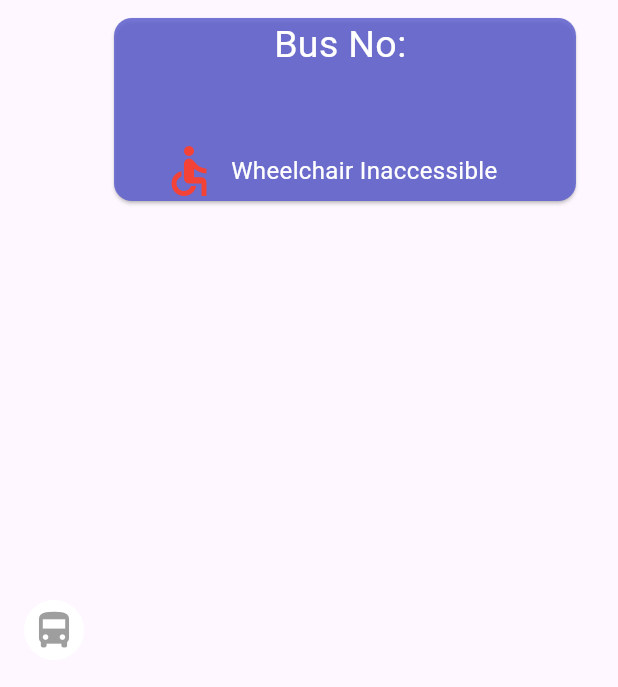
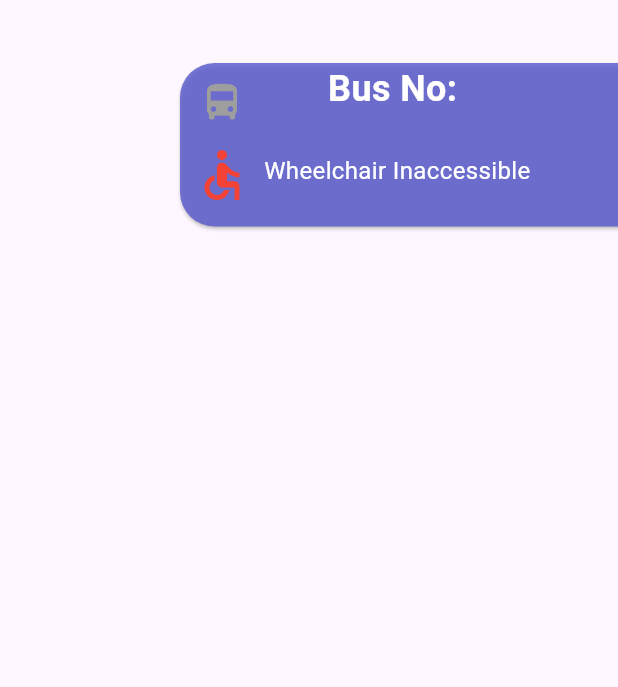
Before and after one commit to zacw-243L/flutter-transport-app, a Flutter app: the BusArrivalTile widget shown alone on an empty page, opened directly with empty values, on a phone screen of 412 x 824 dp. Shown: the top 687 px of the screen. Run offline on Flutter 3.47's test engine with Material 3 defaults, Android fonts, the phone set to English and light mode, and no system bars; our stand-ins replace cloud_firestore, firebase_auth, firebase_core; missing offline and left inert: firebase_ui_auth; accounts and stored records are empty; network calls fail.

Commit message:
Made Card into a custom offset widget

```diff
--- a/lib/screens/bus_screen.dart
+++ b/lib/screens/bus_screen.dart
@@ -172,8 +172,7 @@ class _BusScreenState extends State<BusScreen> {
                               Colors.white), // Change the text color to white
                       decoration: InputDecoration(
                         hintText: 'Enter bus stop',
-                        hintStyle:
-                            kWhite, // Change the hint text color to white
+                        hintStyle: kInfo, // Change the hint text color to white
                       ),
                     );
                   },
@@ -259,52 +258,57 @@ class BusArrivalTile extends StatelessWidget {
   @override
   Widget build(BuildContext context) {
     return ListTile(
-      leading: Container(
+      subtitle: Column(
+        crossAxisAlignment: CrossAxisAlignment.start,
+        children: [
+          Transform.translate(
+            offset: Offset(100.0, 30.0),
+            child: Card(
+              color: Color(0xFF5E60CE).withOpacity(0.85),
+              shape: RoundedRectangleBorder(
+                borderRadius: BorderRadius.circular(23),
+              ),
+              child: Row(
+                children: [
+                  Column(children: [
+                    Container(
                       width: 40,
                       height: 40,
-        decoration: BoxDecoration(
-          shape: BoxShape.circle,
-          color: Color(0xFFFFFFFF),
-        ),
                       child: Icon(
                         Icons.directions_bus,
                         color: getLoadColor(busArrival.nextBus.load),
                         size: 30,
                       ),
                     ),
-      subtitle: Column(
-        crossAxisAlignment: CrossAxisAlignment.start,
-        children: [
-          Card(
-            color: Color(0xFF5E60CE).withOpacity(0.85),
-            child: Column(
-              children: [
-                Text('Bus No: ${busArrival.serviceNo}', style: kBusTitle),
-                Text(arriveTime(busArrival.nextBus.estimatedArrival),
-                    style: kWhite),
-                Center(
-                  child: Text(BusType(busArrival), style: kWhite),
-                ),
-                Row(
-                  children: [
-                    SizedBox(width: 30),
-                    Icon(
+                    Padding(
+                      padding: const EdgeInsets.all(8.0),
+                      child: Icon(
                         Icons.accessible,
                         color: busArrival.nextBus.feature == "WAB"
                             ? Colors.green
                             : Colors.red,
                         size: 40,
                       ),
-                    SizedBox(width: 8),
+                    ),
+                  ]),
+                  Column(
+                    children: [
+                      Text('Bus No: ${busArrival.serviceNo}', style: kBusTitle),
+                      Text(arriveTime(busArrival.nextBus.estimatedArrival),
+                          style: kInfo),
                       Text(
                         busArrival.nextBus.feature == "WAB"
                             ? "Wheelchair Accessible"
                             : "Wheelchair Inaccessible",
-                      style: kWhite,
+                        style: kAccessible,
+                      ),
+                      Center(
+                        child: Text(BusType(busArrival), style: kInfo),
                       ),
                     ],
                   ),
                 ],
+              ),
             ),
           ),
         ],
--- a/lib/utilities/constants.dart
+++ b/lib/utilities/constants.dart
@@ -1,27 +1,37 @@
 import 'package:flutter/material.dart';
 
-const kAppName = TextStyle(
-  fontSize: 20.0,
+// Colors
+const Color kPrimaryColor = Color(0xFF5E60CE);
+const Color kWhiteColor = Color(0xFFFFFFFF);
+
+// Text Styles
+const TextStyle kAppName = TextStyle(
+  fontSize: 24,
   fontWeight: FontWeight.bold,
-  color: Colors.white,
-);
-const kWelcomeUser = TextStyle(
-  fontSize: 20.0,
-  fontWeight: FontWeight.bold,
-  color: Colors.white,
+  color: kWhiteColor,
 );
 
-const kWhite = TextStyle(
-  fontSize: 16.0,
-  color: Colors.white,
+const TextStyle kWelcomeUser = TextStyle(
+  fontSize: 20,
+  fontWeight: FontWeight.normal,
+  color: kWhiteColor,
 );
 
-const kBusTitle = TextStyle(
-  fontSize: 25.0,
-  color: Colors.white,
+const TextStyle kInfo = TextStyle(
+  fontSize: 18,
+  color: kWhiteColor,
 );
 
-const kPurple = TextStyle(
-  fontSize: 20.0,
-  color: Color(0xFF5E60CE),
+const TextStyle kAccessible = TextStyle(
+  fontSize: 16,
+  color: kWhiteColor,
 );
+
+const TextStyle kBusTitle = TextStyle(
+  fontSize: 24,
+  fontWeight: FontWeight.bold,
+  color: kWhiteColor,
+);
+
+// Other constants
+const double kPadding = 16.0;
```
Lines whose indentation alone changed are shown as unchanged.
